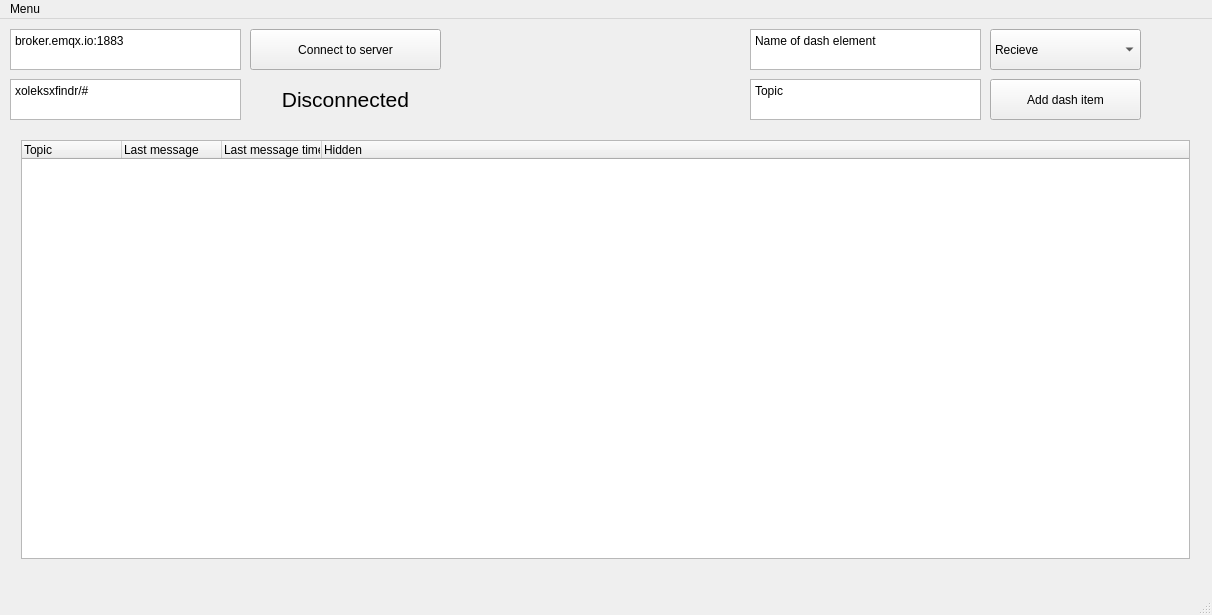
Above: src/mainwindow.ui from leSamo/ICP before the change. Below: the same form after it.
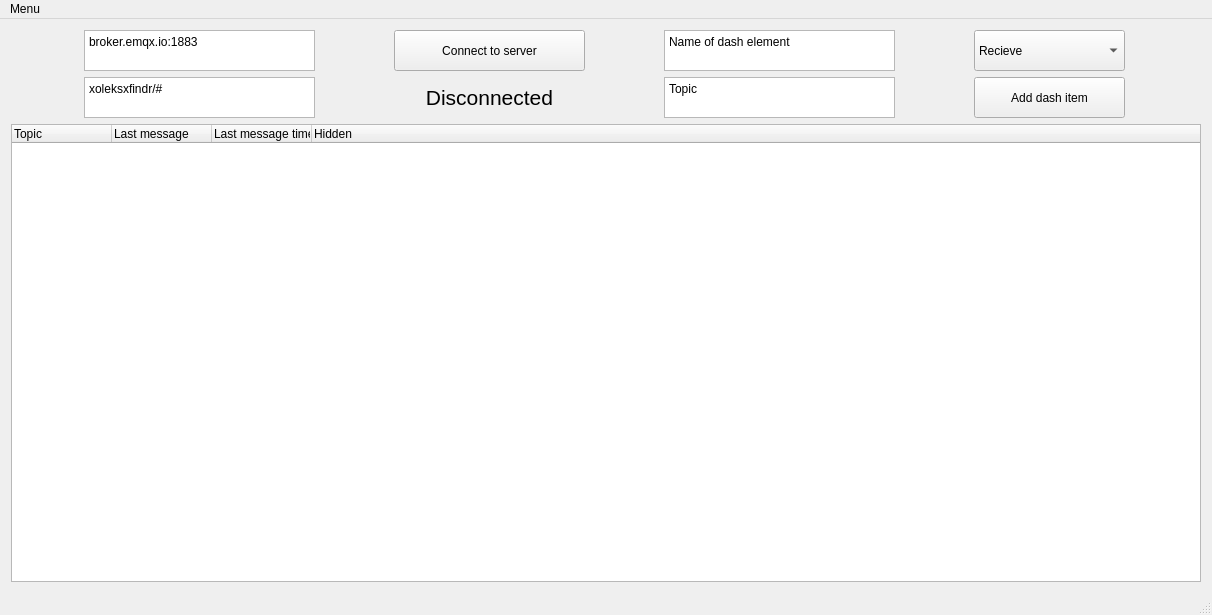
That is the form after the change.

Commit message: responsive design

```diff
--- a/src/mainwindow.ui
+++ b/src/mainwindow.ui
@@ -14,66 +14,88 @@
    <string>MainWindow</string>
   </property>
   <widget class="QWidget" name="centralWidget">
-   <widget class="QWidget" name="horizontalLayoutWidget_2">
-    <property name="geometry">
-     <rect>
-      <x>10</x>
-      <y>110</y>
-      <width>1191</width>
-      <height>441</height>
-     </rect>
-    </property>
-    <layout class="QHBoxLayout" name="horizontalLayout_2" stretch="1,1">
+   <layout class="QVBoxLayout" name="verticalLayout_5">
      <item>
-      <widget class="QTreeWidget" name="treeWidget">
-       <column>
-        <property name="text">
-         <string>Topic</string>
-        </property>
-       </column>
-       <column>
-        <property name="text">
-         <string>Last message</string>
-        </property>
-       </column>
-       <column>
-        <property name="text">
-         <string>Last message time</string>
-        </property>
-       </column>
-       <column>
-        <property name="text">
-         <string>Hidden</string>
-        </property>
-       </column>
+     <layout class="QHBoxLayout" name="horizontalLayout_3">
+      <item>
+       <layout class="QVBoxLayout" name="verticalLayout_4">
+        <item>
+         <widget class="QPlainTextEdit" name="inputServer">
+          <property name="sizePolicy">
+           <sizepolicy hsizetype="Fixed" vsizetype="Fixed">
+            <horstretch>0</horstretch>
+            <verstretch>0</verstretch>
+           </sizepolicy>
+          </property>
+          <property name="maximumSize">
+           <size>
+            <width>231</width>
+            <height>41</height>
+           </size>
+          </property>
+          <property name="plainText">
+           <string>broker.emqx.io:1883</string>
+          </property>
+          <property name="placeholderText">
+           <string>Server address and port</string>
+          </property>
       </widget>
      </item>
      <item>
-      <layout class="QGridLayout" name="dash_g"/>
-     </item>
-    </layout>
-   </widget>
-   <widget class="QPushButton" name="btnAdd_item">
-    <property name="geometry">
-     <rect>
-      <x>990</x>
-      <y>60</y>
-      <width>151</width>
+         <widget class="QPlainTextEdit" name="inputTopic">
+          <property name="sizePolicy">
+           <sizepolicy hsizetype="Fixed" vsizetype="Fixed">
+            <horstretch>0</horstretch>
+            <verstretch>0</verstretch>
+           </sizepolicy>
+          </property>
+          <property name="maximumSize">
+           <size>
+            <width>231</width>
+            <height>41</height>
+           </size>
+          </property>
+          <property name="plainText">
+           <string>xoleksxfindr/#</string>
+          </property>
+         </widget>
+        </item>
+       </layout>
+      </item>
+      <item>
+       <layout class="QVBoxLayout" name="verticalLayout_3">
+        <item>
+         <widget class="QPushButton" name="btnConnect">
+          <property name="sizePolicy">
+           <sizepolicy hsizetype="Fixed" vsizetype="Fixed">
+            <horstretch>0</horstretch>
+            <verstretch>0</verstretch>
+           </sizepolicy>
+          </property>
+          <property name="maximumSize">
+           <size>
+            <width>191</width>
       <height>41</height>
-     </rect>
+           </size>
     </property>
     <property name="text">
-     <string>Add dash item</string>
-    </property>
-   </widget>
+           <string>Connect to server</string>
+          </property>
+         </widget>
+        </item>
+        <item>
    <widget class="QLabel" name="txtTitle">
-    <property name="geometry">
-     <rect>
-      <x>250</x>
-      <y>60</y>
+          <property name="sizePolicy">
+           <sizepolicy hsizetype="Fixed" vsizetype="Fixed">
+            <horstretch>0</horstretch>
+            <verstretch>0</verstretch>
+           </sizepolicy>
+          </property>
+          <property name="maximumSize">
+           <size>
       <width>191</width>
       <height>41</height>
-     </rect>
+           </size>
     </property>
     <property name="font">
      <font>
@@ -87,82 +109,69 @@
      <set>Qt::AlignCenter</set>
     </property>
    </widget>
-   <widget class="QPushButton" name="btnConnect">
-    <property name="geometry">
-     <rect>
-      <x>250</x>
-      <y>10</y>
-      <width>191</width>
-      <height>41</height>
-     </rect>
-    </property>
-    <property name="text">
-     <string>Connect to server</string>
-    </property>
-   </widget>
-   <widget class="QPlainTextEdit" name="inputServer">
-    <property name="geometry">
-     <rect>
-      <x>10</x>
-      <y>10</y>
-      <width>231</width>
-      <height>41</height>
-     </rect>
-    </property>
-    <property name="plainText">
-     <string>broker.emqx.io:1883</string>
-    </property>
-    <property name="placeholderText">
-     <string>Server address and port</string>
-    </property>
-   </widget>
-   <widget class="QPlainTextEdit" name="inputTopic">
-    <property name="geometry">
-     <rect>
-      <x>10</x>
-      <y>60</y>
-      <width>231</width>
-      <height>41</height>
-     </rect>
-    </property>
-    <property name="plainText">
-     <string>xoleksxfindr/#</string>
-    </property>
-   </widget>
+        </item>
+       </layout>
+      </item>
+      <item>
+       <layout class="QVBoxLayout" name="verticalLayout">
+        <property name="leftMargin">
+         <number>0</number>
+        </property>
+        <item>
    <widget class="QPlainTextEdit" name="dash_name">
-    <property name="geometry">
-     <rect>
-      <x>750</x>
-      <y>10</y>
+          <property name="sizePolicy">
+           <sizepolicy hsizetype="Fixed" vsizetype="Fixed">
+            <horstretch>0</horstretch>
+            <verstretch>0</verstretch>
+           </sizepolicy>
+          </property>
+          <property name="maximumSize">
+           <size>
       <width>231</width>
       <height>41</height>
-     </rect>
+           </size>
     </property>
     <property name="plainText">
      <string>Name of dash element</string>
     </property>
    </widget>
+        </item>
+        <item>
    <widget class="QPlainTextEdit" name="dash_topic">
-    <property name="geometry">
-     <rect>
-      <x>750</x>
-      <y>60</y>
+          <property name="sizePolicy">
+           <sizepolicy hsizetype="Fixed" vsizetype="Fixed">
+            <horstretch>0</horstretch>
+            <verstretch>0</verstretch>
+           </sizepolicy>
+          </property>
+          <property name="maximumSize">
+           <size>
       <width>231</width>
       <height>41</height>
-     </rect>
+           </size>
     </property>
     <property name="plainText">
      <string>Topic</string>
     </property>
    </widget>
+        </item>
+       </layout>
+      </item>
+      <item>
+       <layout class="QVBoxLayout" name="verticalLayout_2">
+        <item>
    <widget class="QComboBox" name="dash_CB">
-    <property name="geometry">
-     <rect>
-      <x>990</x>
-      <y>10</y>
+          <property name="sizePolicy">
+           <sizepolicy hsizetype="Fixed" vsizetype="Fixed">
+            <horstretch>0</horstretch>
+            <verstretch>0</verstretch>
+           </sizepolicy>
+          </property>
+          <property name="maximumSize">
+           <size>
       <width>151</width>
       <height>41</height>
-     </rect>
+           </size>
     </property>
     <item>
      <property name="text">
@@ -175,6 +184,62 @@
      </property>
     </item>
    </widget>
+        </item>
+        <item>
+         <widget class="QPushButton" name="btnAdd_item">
+          <property name="sizePolicy">
+           <sizepolicy hsizetype="Fixed" vsizetype="Fixed">
+            <horstretch>0</horstretch>
+            <verstretch>0</verstretch>
+           </sizepolicy>
+          </property>
+          <property name="maximumSize">
+           <size>
+            <width>151</width>
+            <height>41</height>
+           </size>
+          </property>
+          <property name="text">
+           <string>Add dash item</string>
+          </property>
+         </widget>
+        </item>
+       </layout>
+      </item>
+     </layout>
+    </item>
+    <item>
+     <layout class="QHBoxLayout" name="horizontalLayout_2" stretch="1,1">
+      <item>
+       <widget class="QTreeWidget" name="treeWidget">
+        <column>
+         <property name="text">
+          <string>Topic</string>
+         </property>
+        </column>
+        <column>
+         <property name="text">
+          <string>Last message</string>
+         </property>
+        </column>
+        <column>
+         <property name="text">
+          <string>Last message time</string>
+         </property>
+        </column>
+        <column>
+         <property name="text">
+          <string>Hidden</string>
+         </property>
+        </column>
+       </widget>
+      </item>
+      <item>
+       <layout class="QGridLayout" name="dash_g"/>
+      </item>
+     </layout>
+    </item>
+   </layout>
   </widget>
   <widget class="QMenuBar" name="menuBar">
    <property name="geometry">
```
Lines whose indentation alone changed are shown as unchanged.
